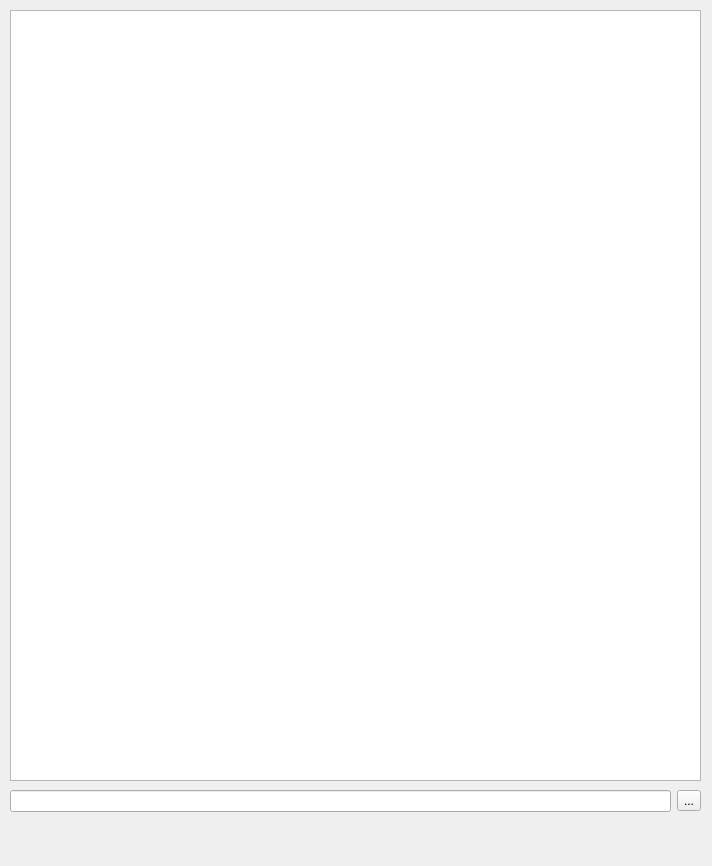
Before: the Qt Designer form entity.ui in AndK3d/Python, drawn with Qt 5.
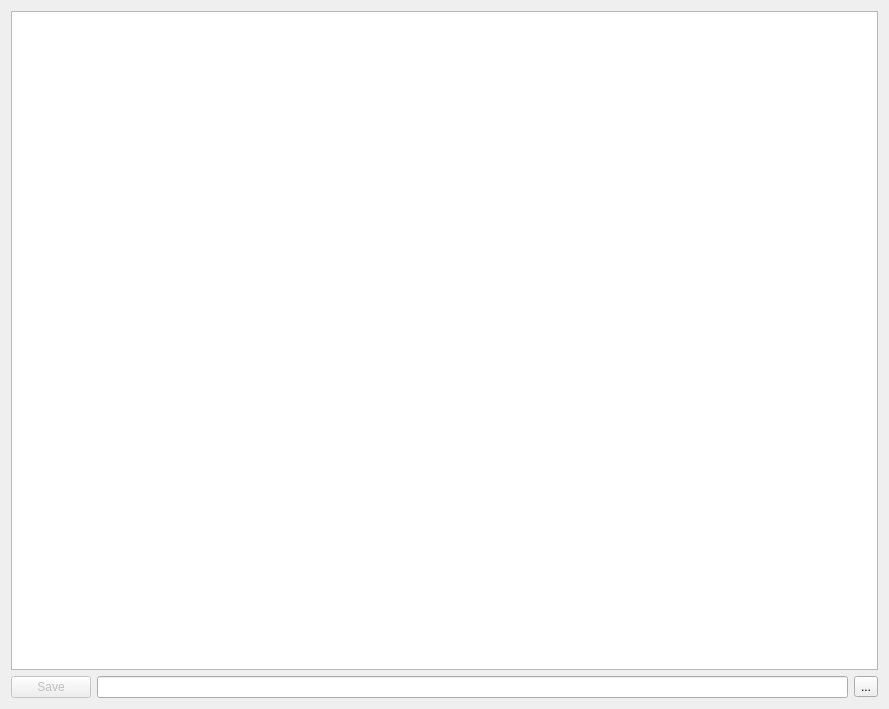
After: the same form once the commit is applied.

Commit message: refine interface

Diff of the .ui file:
```diff
--- a/entity.ui
+++ b/entity.ui
@@ -6,8 +6,8 @@
    <rect>
     <x>0</x>
     <y>0</y>
-    <width>712</width>
-    <height>866</height>
+    <width>889</width>
+    <height>709</height>
    </rect>
   </property>
   <property name="sizePolicy">
@@ -19,15 +19,8 @@
   <property name="windowTitle">
    <string>Form</string>
   </property>
-  <widget class="QWidget" name="verticalLayoutWidget">
-   <property name="geometry">
-    <rect>
-     <x>10</x>
-     <y>10</y>
-     <width>691</width>
-     <height>771</height>
-    </rect>
-   </property>
+  <layout class="QVBoxLayout" name="verticalLayout_2">
+   <item>
    <layout class="QVBoxLayout" name="verticalLayout">
     <property name="sizeConstraint">
      <enum>QLayout::SetDefaultConstraint</enum>
@@ -49,20 +42,22 @@
      </widget>
     </item>
    </layout>
-  </widget>
-  <widget class="QWidget" name="layoutWidget">
-   <property name="geometry">
-    <rect>
-     <x>10</x>
-     <y>790</y>
-     <width>691</width>
-     <height>71</height>
-    </rect>
-   </property>
+   </item>
+   <item>
    <layout class="QHBoxLayout" name="horizontalLayout">
     <property name="sizeConstraint">
      <enum>QLayout::SetMaximumSize</enum>
     </property>
+     <item>
+      <widget class="QPushButton" name="xmlSaveButton">
+       <property name="enabled">
+        <bool>false</bool>
+       </property>
+       <property name="text">
+        <string>Save</string>
+       </property>
+      </widget>
+     </item>
     <item>
      <widget class="QLineEdit" name="CIGITaskConfig_path">
       <property name="enabled">
@@ -78,7 +73,8 @@
      </widget>
     </item>
    </layout>
-  </widget>
+   </item>
+  </layout>
  </widget>
  <resources/>
  <connections/>
```
Left out of the diff: 2 changed lines with no effect on the pictures. Lines whose indentation alone changed are shown as unchanged. The commit also changes 2 other files.
